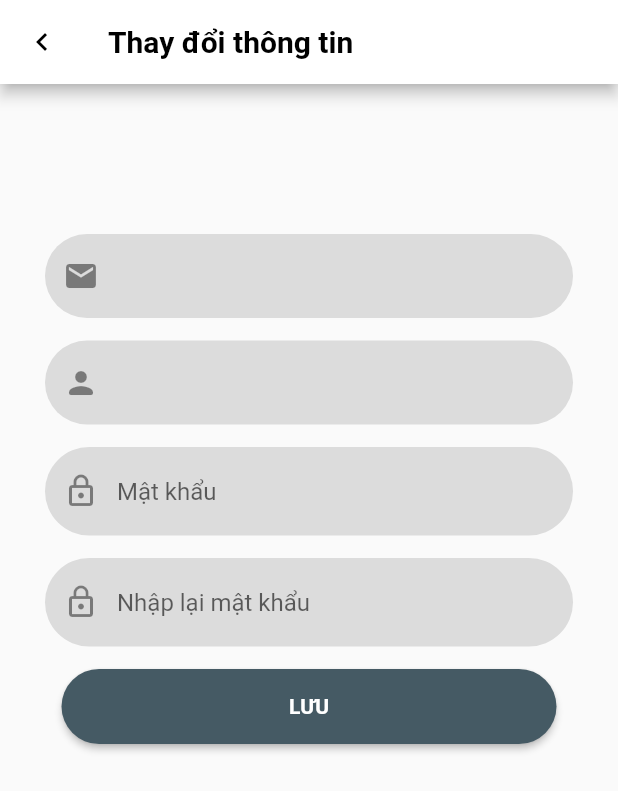
After one commit to dangthithoait20a3b/ReadBook, a Flutter app: the changeInformation screen opened directly, on a phone screen of 412 x 824 dp. The commit adds this screen. Shown: the top 791 px of the screen. Run offline on Flutter 3.47's test engine with Material 2 defaults, Android fonts, the phone set to English and light mode, and no system bars; our stand-ins replace cloud_firestore, firebase_auth, firebase_core, firebase_messaging, flutter_swiper_view; missing offline and left inert: flutter_expandable_text; accounts and stored records are empty; network calls fail.

Commit message:
notification+change information

```diff
--- a/lib/Login/Login.dart
+++ b/lib/Login/Login.dart
@@ -129,7 +129,7 @@ class _LoginState extends State<Login> {
                       FirebaseAuth.instance.signInWithEmailAndPassword(email: emailController.text,
                           password: passwordController.text)
                           .then((value){
-                        Navigator.push(context, MaterialPageRoute(builder: (context) => logged()));
+                        Navigator.push(context, MaterialPageRoute(builder: (context) => Home()));
                       }).onError((error, stackTrace) {
                         showFaileMessage();
                       });
--- a/lib/khampha.dart
+++ b/lib/khampha.dart
@@ -5,6 +5,7 @@ import 'package:flutter2/Login/Login.dart';
 import 'package:flutter2/Login/logged.dart';
 import 'package:flutter2/content_khamPha.dart';
 import 'package:flutter2/member/members.dart';
+import 'package:flutter2/notification/notification.dart';
 import 'package:flutter2/search/search.dart';
 
 class KhamPha extends StatefulWidget {
@@ -61,7 +62,10 @@ class _KhamPhaState extends State<KhamPha> {
                   icon: Icon(
                     Icons.verified,
                     color: Colors.yellow,
-                  ))
+                  )),
+              IconButton(onPressed: (){
+                Navigator.push(context, MaterialPageRoute(builder: (context) => notification()));
+              }, icon: Icon(Icons.notifications))
             ],
           ),
           body: Scaffold(
--- /dev/null
+++ b/lib/profile/changeimformation.dart
@@ -0,0 +1,305 @@
+import 'package:cloud_firestore/cloud_firestore.dart';
+import 'package:firebase_auth/firebase_auth.dart';
+import 'package:flutter/material.dart';
+import 'package:flutter2/Login/Login.dart';
+import 'package:flutter2/Login/logged.dart';
+import 'package:flutter2/khampha.dart';
+
+class changeInformation extends StatefulWidget {
+  const changeInformation({Key? key}) : super(key: key);
+
+  @override
+  State<changeInformation> createState() => _changeInformationState();
+}
+
+class _changeInformationState extends State<changeInformation> {
+  final GlobalKey<FormState> _formKey = GlobalKey<FormState>();
+  final TextEditingController fullnameController = TextEditingController();
+  final TextEditingController emailController = TextEditingController();
+  final TextEditingController passwordController = TextEditingController();
+  final TextEditingController confirmPasswordController =
+      TextEditingController();
+  final auth = FirebaseAuth.instance;
+  final firestore = FirebaseFirestore.instance;
+  User? user = FirebaseAuth.instance.currentUser;
+
+  void showFaileMessage() {
+    showDialog<String>(
+        context: context,
+        builder: (BuildContext context) => AlertDialog(
+              title: const Text("Login"),
+              content: Text("Login failed"),
+              actions: [
+                TextButton(
+                    onPressed: () {
+                      Navigator.pop(context, "OK");
+                    },
+                    child: Text("OK"))
+              ],
+            ));
+  }
+
+  @override
+  Widget build(BuildContext context) {
+    return Scaffold(
+      appBar: AppBar(
+        backgroundColor: Colors.white,
+        title: Text(
+          "Thay đổi thông tin",
+          style: TextStyle(fontWeight: FontWeight.bold, color: Colors.black),
+        ),
+        leading: IconButton(
+          onPressed: () {
+            Navigator.push(
+                context, MaterialPageRoute(builder: (context) => logged()));
+          },
+          icon: Icon(Icons.chevron_left),
+          color: Colors.black,
+        ),
+      ),
+      body: SingleChildScrollView(
+        child: Container(
+          child: Column(
+            children: [
+              Padding(
+                padding: EdgeInsets.only(left: 30, right: 30, top: 100),
+                child: Form(
+                  key: _formKey,
+                  child: Column(
+                    mainAxisAlignment: MainAxisAlignment.start,
+                    crossAxisAlignment: CrossAxisAlignment.start,
+                    children: [
+                      StreamBuilder(
+                          stream: FirebaseFirestore.instance
+                              .collection("user")
+                              .where("uid",
+                                  isEqualTo: currentUser.currentUser!.uid)
+                              .snapshots(),
+                          builder:
+                              (context, AsyncSnapshot<QuerySnapshot> snapshot) {
+                            if (snapshot.hasData) {
+                              return ListView.builder(
+                                itemCount: snapshot.data!.docs.length,
+                                shrinkWrap: true,
+                                itemBuilder: (context, i) {
+                                  var data = snapshot.data!.docs[i];
+                                  return TextField(
+                                    controller: TextEditingController()
+                                      ..text = data["email"],
+                                    style: TextStyle(
+                                        color: Colors.black, fontSize: 14),
+                                    decoration: InputDecoration(
+                                      filled: true,
+                                        fillColor: Colors.black12,
+                                        prefixIcon: Icon(Icons.email),
+                                        border: OutlineInputBorder(
+                                          borderRadius: BorderRadius.circular(30),
+                                          borderSide: BorderSide.none,
+                                        )
+                                    ),
+                                  );
+                                },
+                              );
+                            } else {
+                              return TextFormField(
+                                decoration: InputDecoration(
+                                    filled: true,
+                                    hintText: 'Tên',
+                                    fillColor: Colors.black12,
+                                    prefixIcon: Icon(Icons.person_outline),
+                                    border: OutlineInputBorder(
+                                      borderRadius: BorderRadius.circular(30),
+                                      borderSide: BorderSide.none,
+                                    )),
+                                controller: fullnameController,
+                                validator: (value) {
+                                  if (value!.isEmpty) {
+                                    return ("Vui lòng nhập tên");
+                                  }
+                                  if (!RegExp(
+                                          "^[a-zA-Z0-9+_.-]+@[a-z0-9A-Z.-]+.[a-z]")
+                                      .hasMatch(value)) {
+                                    return ("Vui lòng nhập tên hợp lệ");
+                                  }
+                                  return null;
+                                },
+                                onSaved: (value) {
+                                  fullnameController.text = value!;
+                                },
+                              );
+                            }
+                          }),
+                      SizedBox(
+                        height: 15,
+                      ),
+                      StreamBuilder(
+                          stream: FirebaseFirestore.instance
+                              .collection("user")
+                              .where("uid",
+                              isEqualTo: currentUser.currentUser!.uid)
+                              .snapshots(),
+                          builder:
+                              (context, AsyncSnapshot<QuerySnapshot> snapshot) {
+                            if (snapshot.hasData) {
+                              return ListView.builder(
+                                itemCount: snapshot.data!.docs.length,
+                                shrinkWrap: true,
+                                itemBuilder: (context, i) {
+                                  var data = snapshot.data!.docs[i];
+                                  return TextField(
+                                    controller: TextEditingController()
+                                      ..text = data["fullname"],
+                                    style: TextStyle(
+                                        color: Colors.black, fontSize: 14),
+                                    decoration: InputDecoration(
+                                        filled: true,
+                                        fillColor: Colors.black12,
+                                      prefixIcon: Icon(Icons.person_rounded),
+                                        border: OutlineInputBorder(
+                                          borderRadius: BorderRadius.circular(30),
+                                          borderSide: BorderSide.none,
+                                        )
+                                    ),
+                                  );
+                                },
+                              );
+                            } else {
+                              return TextFormField(
+                                decoration: InputDecoration(
+                                    filled: true,
+                                    hintText: 'Tên',
+                                    fillColor: Colors.black12,
+                                    prefixIcon: Icon(Icons.person_outline),
+                                    border: OutlineInputBorder(
+                                      borderRadius: BorderRadius.circular(30),
+                                      borderSide: BorderSide.none,
+                                    )),
+                                controller: fullnameController,
+                                validator: (value) {
+                                  if (value!.isEmpty) {
+                                    return ("Vui lòng nhập tên");
+                                  }
+                                  if (!RegExp(
+                                      "^[a-zA-Z0-9+_.-]+@[a-z0-9A-Z.-]+.[a-z]")
+                                      .hasMatch(value)) {
+                                    return ("Vui lòng nhập tên hợp lệ");
+                                  }
+                                  return null;
+                                },
+                                onSaved: (value) {
+                                  fullnameController.text = value!;
+                                },
+                              );
+                            }
+                          }),
+                      SizedBox(
+                        height: 15,
+                      ),
+                      TextFormField(
+                        decoration: InputDecoration(
+                            filled: true,
+                            hintText: 'Mật khẩu',
+                            fillColor: Colors.black12,
+                            prefixIcon: Icon(Icons.lock_outlined),
+                            border: OutlineInputBorder(
+                              borderRadius: BorderRadius.circular(30),
+                              borderSide: BorderSide.none,
+                            )),
+                        controller: passwordController,
+                        validator: (value) {
+                          RegExp regex = RegExp(r'^.{6,}$');
+                          if (value!.isEmpty) {
+                            return ("Mật khẩu bắt buộc để đăng nhập");
+                          }
+                          if (!regex.hasMatch(value)) {
+                            return ("Mật khẩu không hợp lệ");
+                          }
+                        },
+                        onSaved: (value) {
+                          passwordController.text = value!;
+                        },
+                        obscureText: true,
+                      ),
+                      SizedBox(
+                        height: 15,
+                      ),
+                      TextFormField(
+                        decoration: InputDecoration(
+                            filled: true,
+                            hintText: 'Nhập lại mật khẩu',
+                            fillColor: Colors.black12,
+                            prefixIcon: Icon(Icons.lock_outline),
+                            border: OutlineInputBorder(
+                              borderRadius: BorderRadius.circular(30),
+                              borderSide: BorderSide.none,
+                            )),
+                        controller: confirmPasswordController,
+                        validator: (value) {
+                          RegExp regex = RegExp(r'^.{6,}$');
+                          if (value!.isEmpty) {
+                            return ("Mật khẩu bắt buộc để đăng nhập");
+                          }
+                          if (!regex.hasMatch(value)) {
+                            return ("Mật khẩu không hợp lệ");
+                          }
+                        },
+                        onSaved: (value) {
+                          confirmPasswordController.text = value!;
+                        },
+                        obscureText: true,
+                      ),
+                    ],
+                  ),
+                ),
+              ),
+              SizedBox(
+                height: 15,
+              ),
+              Container(
+                child: Row(
+                  mainAxisAlignment: MainAxisAlignment.center,
+                  crossAxisAlignment: CrossAxisAlignment.start,
+                  children: [
+                    MaterialButton(
+                      onPressed: () {
+                        FirebaseAuth.instance
+                            .createUserWithEmailAndPassword(
+                                email: emailController.text,
+                                password: passwordController.text)
+                            .then((value) {
+                          firestore.collection("user").add({
+                            "fullname": fullnameController.text,
+                            "email": emailController.text,
+                            "password": passwordController.text,
+                            "uid": auth.currentUser!.uid
+                          });
+                          Navigator.push(context,
+                              MaterialPageRoute(builder: (context) => Login()));
+                        }).onError((error, stackTrace) {
+                          showFaileMessage();
+                        });
+                      },
+                      color: Colors.blueGrey[700],
+                      minWidth: 330,
+                      height: 50,
+                      shape: RoundedRectangleBorder(
+                          borderRadius: BorderRadius.circular(30)),
+                      child: Text(
+                        "LƯU",
+                        style: TextStyle(
+                          fontSize: 14,
+                          fontWeight: FontWeight.w700,
+                          color: Color.fromRGBO(255, 255, 255, 1),
+                        ),
+                      ),
+                    ),
+                  ],
+                ),
+              ),
+            ],
+          ),
+        ),
+      ),
+    );
+  }
+}
--- a/lib/tusach.dart
+++ b/lib/tusach.dart
@@ -1,5 +1,6 @@
 import 'package:flutter/material.dart';
 import 'package:flutter2/models/post.dart';
+import 'package:flutter2/search/search.dart';
 import 'package:flutter2/services/sach.dart';
 
 class TuSach extends StatefulWidget {
@@ -39,6 +40,7 @@ class _TuSachState extends State<TuSach> {
                        Container(
                          width: 285,
                          margin: EdgeInsets.only(top: 30, left: 10),
+                         child: InkWell(
                            child: Row(
                              children: [
                                Column(
@@ -53,6 +55,9 @@ class _TuSachState extends State<TuSach> {
                                )
                              ],
                            ),
+                           onTap: () => Navigator.push(context, MaterialPageRoute(builder: (context)=>search())),
+                         ),
+
                          decoration: BoxDecoration(
                            color: Colors.grey,
                            borderRadius: BorderRadius.circular(30),
--- a/pubspec.yaml
+++ b/pubspec.yaml
@@ -42,6 +42,8 @@ dependencies:
   http: ^0.13.5
   flutter_expandable_text: ^1.0.0
   shared_preferences: ^2.1.0
+  firebase_messaging: ^14.3.0
+  flutter_local_notifications: ^13.0.0
 
 dev_dependencies:
   flutter_test:
```
Also changed, not shown: lib/Login/logged.dart (+33 -4 lines), lib/khamPhaSach/sachMoiNhat.dart (+7 -1 lines), lib/main.dart (+20 -6 lines), lib/notification/notification.dart (added, +125 -0 lines), lib/sachMoiNhat/xemThemSachMoiNhat.dart (added, +135 -0 lines), lib/firebase_options.dart (added), pubspec.lock, 2 other files. Lines whose indentation alone changed are shown as unchanged.
